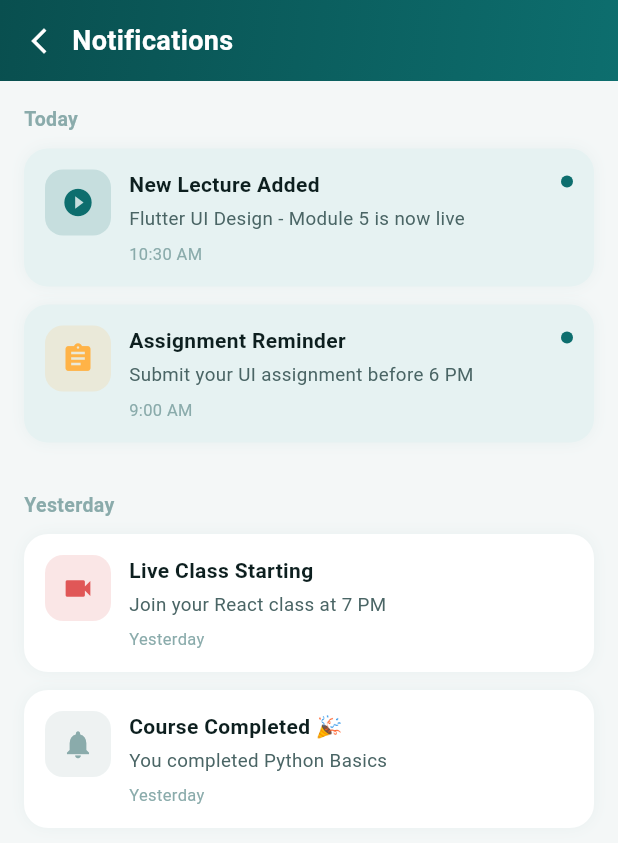
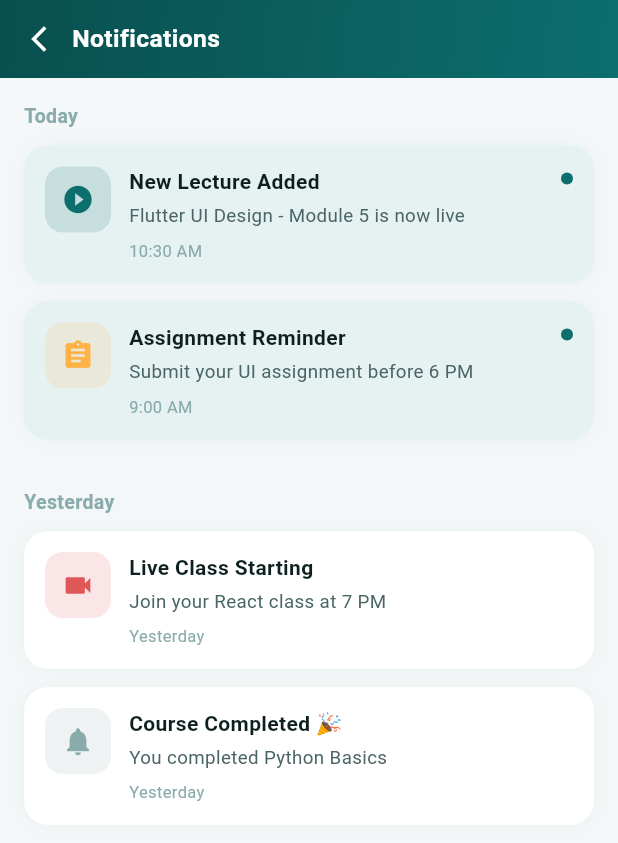
Before and after one commit to Akshay-Panika/Skills_app, a Flutter app: the NotificationScreen screen opened directly, on a phone screen of 412 x 824 dp. Shown: the top 843 px of the screen. Run offline on Flutter 3.47's test engine with Material 3 defaults, Android fonts, the phone set to English and light mode, and no system bars; our stand-ins replace dio, file_picker, fluttertoast, font_awesome_flutter, geocoding, geolocator and 7 more; accounts and stored records are empty; project files that could hold a hidden picture were left out.

Commit message:
git commit -m "first commit"

```diff
--- a/lib/features/notification/screen/notification_screen.dart
+++ b/lib/features/notification/screen/notification_screen.dart
@@ -1,4 +1,5 @@
 import 'package:flutter/material.dart';
+import 'package:skills_app/core/constant/app_size.dart';
 
 // ─── Design Tokens ─────────────────────────────────────────────
 class _C {
@@ -117,12 +118,12 @@ class NotificationScreen extends StatelessWidget {
                     color: Colors.white, size: 20),
               ),
               const SizedBox(width: 12),
-              const Text(
+               Text(
                 "Notifications",
                 style: TextStyle(
                   color: Colors.white,
-                  fontSize: 18,
-                  fontWeight: FontWeight.w700,
+                  fontSize: context.text16,
+                  fontWeight: FontWeight.w600,
                 ),
               ),
             ],
```
